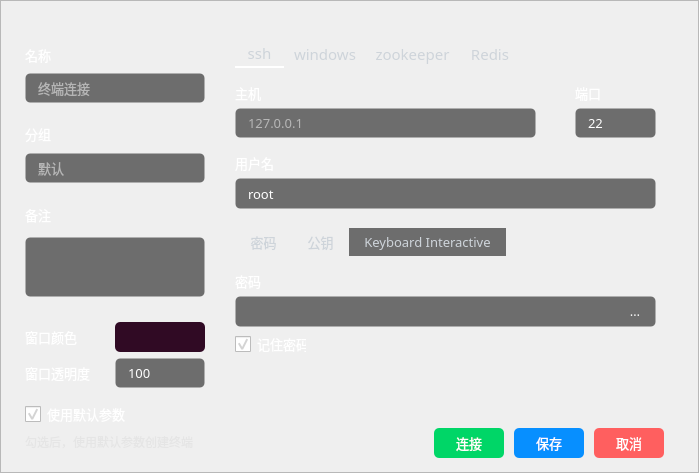
Old version of the form Fdog-Kit/module_connect/createconnect.ui in the repository HuaGouFdog/Fdog-Kit.
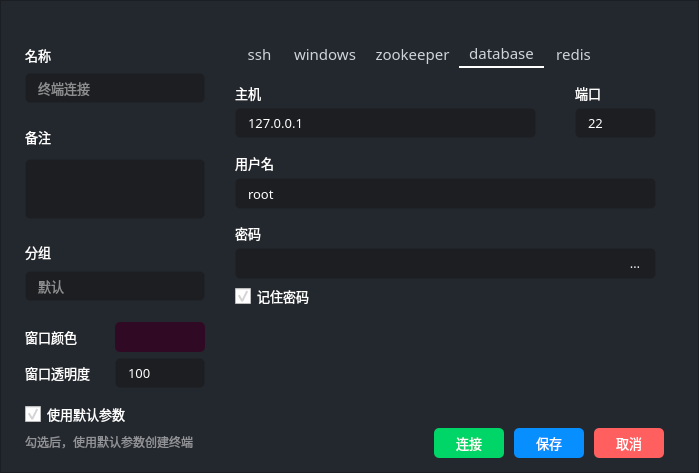
New version of the form. The open tabs and pages were chosen to show the change. Icons and pictures are not drawn.

Commit message: 新增数据库连接选项

Diff of the .ui file:
```diff
--- a/Fdog-Kit/module_connect/createconnect.ui
+++ b/Fdog-Kit/module_connect/createconnect.ui
@@ -61,7 +61,7 @@
     <widget class="QFrame" name="frame">
      <property name="styleSheet">
       <string notr="true">#frame{ 
-border-image: url(:/lib/back1.png);
+	background-color: rgb(35, 39, 46);
 }</string>
      </property>
      <property name="frameShape">
@@ -233,102 +233,6 @@
               </layout>
              </widget>
             </item>
-            <item>
-             <widget class="QWidget" name="widget_group" native="true">
-              <property name="minimumSize">
-               <size>
-                <width>180</width>
-                <height>70</height>
-               </size>
-              </property>
-              <property name="maximumSize">
-               <size>
-                <width>180</width>
-                <height>70</height>
-               </size>
-              </property>
-              <property name="styleSheet">
-               <string notr="true"/>
-              </property>
-              <layout class="QVBoxLayout" name="verticalLayout_2">
-               <property name="spacing">
-                <number>5</number>
-               </property>
-               <property name="leftMargin">
-                <number>0</number>
-               </property>
-               <property name="topMargin">
-                <number>0</number>
-               </property>
-               <property name="rightMargin">
-                <number>0</number>
-               </property>
-               <property name="bottomMargin">
-                <number>1</number>
-               </property>
-               <item>
-                <widget class="QLabel" name="widget_group_label_group">
-                 <property name="minimumSize">
-                  <size>
-                   <width>0</width>
-                   <height>20</height>
-                  </size>
-                 </property>
-                 <property name="maximumSize">
-                  <size>
-                   <width>16777215</width>
-                   <height>20</height>
-                  </size>
-                 </property>
-                 <property name="font">
-                  <font>
-                   <family>OPPOSans B</family>
-                   <pointsize>10</pointsize>
-                  </font>
-                 </property>
-                 <property name="text">
-                  <string>分组</string>
-                 </property>
-                </widget>
-               </item>
-               <item>
-                <widget class="QLineEdit" name="widget_group_lineEdit_group_data">
-                 <property name="minimumSize">
-                  <size>
-                   <width>0</width>
-                   <height>30</height>
-                  </size>
-                 </property>
-                 <property name="maximumSize">
-                  <size>
-                   <width>16777215</width>
-                   <height>30</height>
-                  </size>
-                 </property>
-                 <property name="font">
-                  <font>
-                   <family>OPPOSans B</family>
-                   <pointsize>10</pointsize>
-                  </font>
-                 </property>
-                 <property name="styleSheet">
-                  <string notr="true">background-color: rgb(25, 25, 25, 155);
-border: 1px solid rgba(255, 255, 255, 0);
-border-radius: 5px;
-padding-left:10px;
-padding-right:10px;</string>
-                 </property>
-                 <property name="text">
-                  <string/>
-                 </property>
-                 <property name="placeholderText">
-                  <string>默认</string>
-                 </property>
-                </widget>
-               </item>
-              </layout>
-             </widget>
-            </item>
             <item>
              <widget class="QWidget" name="widget_remark" native="true">
               <property name="minimumSize">
@@ -427,6 +331,102 @@
               </layout>
              </widget>
             </item>
+            <item>
+             <widget class="QWidget" name="widget_group" native="true">
+              <property name="minimumSize">
+               <size>
+                <width>180</width>
+                <height>70</height>
+               </size>
+              </property>
+              <property name="maximumSize">
+               <size>
+                <width>180</width>
+                <height>70</height>
+               </size>
+              </property>
+              <property name="styleSheet">
+               <string notr="true"/>
+              </property>
+              <layout class="QVBoxLayout" name="verticalLayout_2">
+               <property name="spacing">
+                <number>5</number>
+               </property>
+               <property name="leftMargin">
+                <number>0</number>
+               </property>
+               <property name="topMargin">
+                <number>0</number>
+               </property>
+               <property name="rightMargin">
+                <number>0</number>
+               </property>
+               <property name="bottomMargin">
+                <number>1</number>
+               </property>
+               <item>
+                <widget class="QLabel" name="widget_group_label_group">
+                 <property name="minimumSize">
+                  <size>
+                   <width>0</width>
+                   <height>20</height>
+                  </size>
+                 </property>
+                 <property name="maximumSize">
+                  <size>
+                   <width>16777215</width>
+                   <height>20</height>
+                  </size>
+                 </property>
+                 <property name="font">
+                  <font>
+                   <family>OPPOSans B</family>
+                   <pointsize>10</pointsize>
+                  </font>
+                 </property>
+                 <property name="text">
+                  <string>分组</string>
+                 </property>
+                </widget>
+               </item>
+               <item>
+                <widget class="QLineEdit" name="widget_group_lineEdit_group_data">
+                 <property name="minimumSize">
+                  <size>
+                   <width>0</width>
+                   <height>30</height>
+                  </size>
+                 </property>
+                 <property name="maximumSize">
+                  <size>
+                   <width>16777215</width>
+                   <height>30</height>
+                  </size>
+                 </property>
+                 <property name="font">
+                  <font>
+                   <family>OPPOSans B</family>
+                   <pointsize>10</pointsize>
+                  </font>
+                 </property>
+                 <property name="styleSheet">
+                  <string notr="true">background-color: rgb(25, 25, 25, 155);
+border: 1px solid rgba(255, 255, 255, 0);
+border-radius: 5px;
+padding-left:10px;
+padding-right:10px;</string>
+                 </property>
+                 <property name="text">
+                  <string/>
+                 </property>
+                 <property name="placeholderText">
+                  <string>默认</string>
+                 </property>
+                </widget>
+               </item>
+              </layout>
+             </widget>
+            </item>
             <item>
              <widget class="QWidget" name="widget" native="true">
               <property name="minimumSize">
@@ -864,7 +864,7 @@
 }</string>
               </property>
               <property name="currentIndex">
-               <number>0</number>
+               <number>3</number>
               </property>
               <property name="tabBarAutoHide">
                <bool>false</bool>
@@ -1494,7 +1494,7 @@
                    <rect>
                     <x>0</x>
                     <y>80</y>
-                    <width>71</width>
+                    <width>81</width>
                     <height>16</height>
                    </rect>
                   </property>
@@ -2314,9 +2314,326 @@
                 </property>
                </widget>
               </widget>
+              <widget class="QWidget" name="tab_5">
+               <attribute name="title">
+                <string>   database   </string>
+               </attribute>
+               <widget class="QLabel" name="label_port_db">
+                <property name="geometry">
+                 <rect>
+                  <x>340</x>
+                  <y>10</y>
+                  <width>39</width>
+                  <height>30</height>
+                 </rect>
+                </property>
+                <property name="font">
+                 <font>
+                  <family>OPPOSans B</family>
+                  <pointsize>10</pointsize>
+                 </font>
+                </property>
+                <property name="text">
+                 <string>端口</string>
+                </property>
+               </widget>
+               <widget class="QLineEdit" name="lineEdit_user_db_data">
+                <property name="geometry">
+                 <rect>
+                  <x>0</x>
+                  <y>110</y>
+                  <width>421</width>
+                  <height>31</height>
+                 </rect>
+                </property>
+                <property name="minimumSize">
+                 <size>
+                  <width>0</width>
+                  <height>30</height>
+                 </size>
+                </property>
+                <property name="font">
+                 <font>
+                  <family>OPPOSans B</family>
+                  <pointsize>10</pointsize>
+                 </font>
+                </property>
+                <property name="styleSheet">
+                 <string notr="true">background-color: rgb(25, 25, 25, 155);
+border: 1px solid rgba(255, 255, 255, 0);
+border-radius: 5px;
+padding-left:10px;
+padding-right:10px;</string>
+                </property>
+                <property name="text">
+                 <string>root</string>
+                </property>
+                <property name="placeholderText">
+                 <string>root</string>
+                </property>
+               </widget>
+               <widget class="QLineEdit" name="lineEdit_port_db_data">
+                <property name="geometry">
+                 <rect>
+                  <x>340</x>
+                  <y>40</y>
+                  <width>81</width>
+                  <height>30</height>
+                 </rect>
+                </property>
+                <property name="minimumSize">
+                 <size>
+                  <width>0</width>
+                  <height>30</height>
+                 </size>
+                </property>
+                <property name="font">
+                 <font>
+                  <family>OPPOSans B</family>
+                  <pointsize>10</pointsize>
+                 </font>
+                </property>
+                <property name="styleSheet">
+                 <string notr="true">background-color: rgb(25, 25, 25, 155);
+border: 1px solid rgba(255, 255, 255, 0);
+border-radius: 5px;
+padding-left:10px;
+padding-right:10px;</string>
+                </property>
+                <property name="text">
+                 <string>22</string>
+                </property>
+                <property name="placeholderText">
+                 <string>22</string>
+                </property>
+               </widget>
+               <widget class="QLabel" name="label_user_db">
+                <property name="geometry">
+                 <rect>
+                  <x>0</x>
+                  <y>80</y>
+                  <width>39</width>
+                  <height>30</height>
+                 </rect>
+                </property>
+                <property name="font">
+                 <font>
+                  <family>OPPOSans B</family>
+                  <pointsize>10</pointsize>
+                 </font>
+                </property>
+                <property name="text">
+                 <string>用户名</string>
+                </property>
+               </widget>
+               <widget class="QLineEdit" name="tab_passowrd_lineEdit_password_db_data">
+                <property name="geometry">
+                 <rect>
+                  <x>0</x>
+                  <y>180</y>
+                  <width>421</width>
+                  <height>31</height>
+                 </rect>
+                </property>
+                <property name="minimumSize">
+                 <size>
+                  <width>0</width>
+                  <height>30</height>
+                 </size>
+                </property>
+                <property name="font">
+                 <font>
+                  <family>OPPOSans B</family>
+                  <pointsize>10</pointsize>
+                 </font>
+                </property>
+                <property name="styleSheet">
+                 <string notr="true">background-color: rgb(25, 25, 25, 155);
+border: 1px solid rgba(255, 255, 255, 0);
+border-radius: 5px;
+padding-left:10px;
+padding-right:10px;</string>
+                </property>
+                <property name="text">
+                 <string/>
+                </property>
+                <property name="echoMode">
+                 <enum>QLineEdit::Password</enum>
+                </property>
+               </widget>
+               <widget class="QLabel" name="tab_passowrd_label_password_db">
+                <property name="geometry">
+                 <rect>
+                  <x>0</x>
+                  <y>150</y>
+                  <width>39</width>
+                  <height>30</height>
+                 </rect>
+                </property>
+                <property name="font">
+                 <font>
+                  <family>OPPOSans B</family>
+                  <pointsize>10</pointsize>
+                 </font>
+                </property>
+                <property name="text">
+                 <string>密码</string>
+                </property>
+               </widget>
+               <widget class="QLineEdit" name="lineEdit_host_db_data">
+                <property name="geometry">
+                 <rect>
+                  <x>0</x>
+                  <y>40</y>
+                  <width>301</width>
+                  <height>30</height>
+                 </rect>
+                </property>
+                <property name="minimumSize">
+                 <size>
+                  <width>0</width>
+                  <height>30</height>
+                 </size>
+                </property>
+                <property name="font">
+                 <font>
+                  <family>OPPOSans B</family>
+                  <pointsize>10</pointsize>
+                 </font>
+                </property>
+                <property name="styleSheet">
+                 <string notr="true">background-color: rgb(25, 25, 25, 155);
+border: 1px solid rgba(255, 255, 255, 0);
+border-radius: 5px;
+padding-left:10px;
+padding-right:10px;</string>
+                </property>
+                <property name="text">
+                 <string>127.0.0.1</string>
+                </property>
+                <property name="placeholderText">
+                 <string>127.0.0.1</string>
+                </property>
+               </widget>
+               <widget class="QLabel" name="label_host_db">
+                <property name="geometry">
+                 <rect>
+                  <x>0</x>
+                  <y>10</y>
+                  <width>39</width>
+                  <height>30</height>
+                 </rect>
+                </property>
+                <property name="font">
+                 <font>
+                  <family>OPPOSans B</family>
+                  <pointsize>10</pointsize>
+                 </font>
+                </property>
+                <property name="text">
+                 <string>主机</string>
+                </property>
+               </widget>
+               <widget class="QToolButton" name="tab_passowrd_toolButton_show_3">
+                <property name="geometry">
+                 <rect>
+                  <x>380</x>
+                  <y>180</y>
+                  <width>40</width>
+                  <height>30</height>
+                 </rect>
+                </property>
+                <property name="sizePolicy">
+                 <sizepolicy hsizetype="Expanding" vsizetype="Expanding">
+                  <horstretch>0</horstretch>
+                  <verstretch>0</verstretch>
+                 </sizepolicy>
+                </property>
+                <property name="minimumSize">
+                 <size>
+                  <width>30</width>
+                  <height>30</height>
+                 </size>
+                </property>
+                <property name="maximumSize">
+                 <size>
+                  <width>40</width>
+                  <height>30</height>
+                 </size>
+                </property>
+                <property name="font">
+                 <font>
+                  <family>OPPOSans B</family>
+                  <pointsize>10</pointsize>
+                  <stylestrategy>PreferAntialias</stylestrategy>
+                 </font>
+                </property>
+                <property name="styleSheet">
+                 <string notr="true">QToolButton {
+background-color: rgba(25, 25, 25,0);
+border: 1px solid rgba(255, 255, 255, 0);
+border-radius: 5px;
+padding-left:10px;
+padding-right:10px;
+}
+
+QToolButton::menu-indicator { 
+	image: None;
+}
+
+ 
+QToolButton:hover {
+background-color: rgba(25, 25, 25,0);
+border: 1px solid rgba(255, 255, 255, 0);
+border-radius: 5px;
+padding-left:10px;
+padding-right:10px;
+}</string>
+                </property>
+                <property name="text">
+                 <string>取消</string>
+                </property>
+                <property name="icon">
+                 <iconset resource="../lib.qrc">
+                  <normaloff>:/lib/eye2.png</normaloff>:/lib/eye2.png</iconset>
+                </property>
+                <property name="iconSize">
+                 <size>
+                  <width>14</width>
+                  <height>14</height>
+                 </size>
+                </property>
+               </widget>
+               <widget class="QCheckBox" name="tab_passowrd_checkBox_remember_password_db">
+                <property name="geometry">
+                 <rect>
+                  <x>0</x>
+                  <y>220</y>
+                  <width>81</width>
+                  <height>16</height>
+                 </rect>
+                </property>
+                <property name="font">
+                 <font>
+                  <family>OPPOSans B</family>
+                  <pointsize>10</pointsize>
+                  <stylestrategy>PreferAntialias</stylestrategy>
+                 </font>
+                </property>
+                <property name="styleSheet">
+                 <string notr="true"/>
+                </property>
+                <property name="text">
+                 <string>记住密码</string>
+                </property>
+                <property name="checked">
+                 <bool>true</bool>
+                </property>
+               </widget>
+              </widget>
               <widget class="QWidget" name="tab_4">
                <attribute name="title">
-                <string>   Redis   </string>
+                <string>   redis   </string>
                </attribute>
               </widget>
              </widget>
```
Left out of the diff: 58 changed lines with no effect on the pictures. The commit also changes 2 other files.
